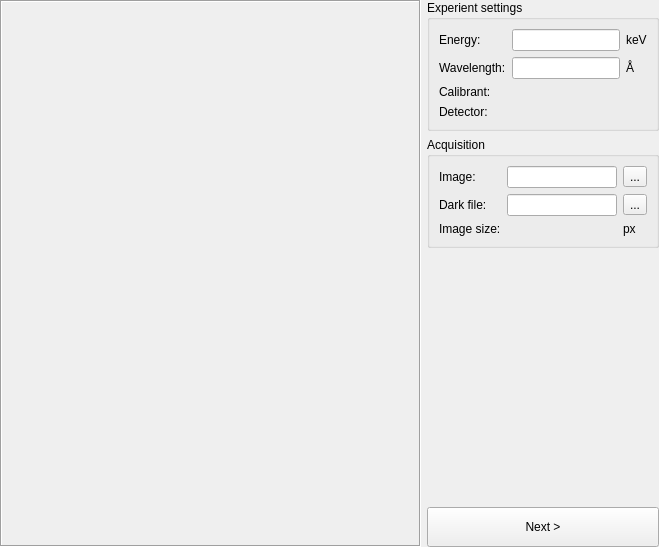
First picture: the form in pyFAI/resources/gui/calibration-experiment.ui, repository silx-kit/pyFAI, before the edit.
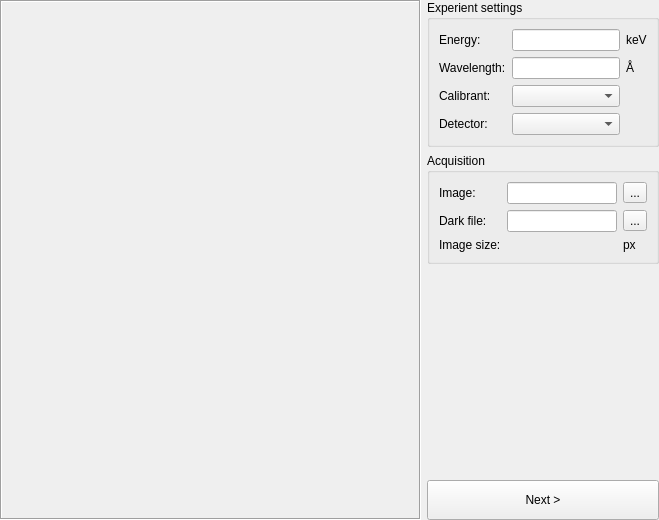
Second picture: the form after the edit. Custom widgets are drawn as their Qt base class.

What changed in the file:
```diff
--- a/pyFAI/resources/gui/calibration-experiment.ui
+++ b/pyFAI/resources/gui/calibration-experiment.ui
@@ -7,7 +7,7 @@
     <x>0</x>
     <y>0</y>
     <width>659</width>
-    <height>547</height>
+    <height>520</height>
    </rect>
   </property>
   <property name="windowTitle">
@@ -77,9 +77,6 @@
            </property>
           </widget>
          </item>
-         <item row="5" column="1" colspan="2">
-          <widget class="CalibrantSelector" name="_calibrant" native="true"/>
-         </item>
          <item row="1" column="3">
           <widget class="QLabel" name="_waveLengthUnit">
            <property name="sizePolicy">
@@ -134,7 +131,10 @@
           </widget>
          </item>
          <item row="6" column="1" colspan="2">
-          <widget class="DetectorSelector" name="_detector" native="true"/>
+          <widget class="DetectorSelector" name="_detector"/>
+         </item>
+         <item row="5" column="1" colspan="2">
+          <widget class="CalibrantSelector" name="_calibrant"/>
          </item>
         </layout>
         <zorder>_distance</zorder>
@@ -259,15 +259,20 @@
   </layout>
  </widget>
  <customwidgets>
+  <customwidget>
+   <class>QuantityEdit</class>
+   <extends>QLineEdit</extends>
+   <header>pyFAI.gui.calibration.QuantityEdit</header>
+  </customwidget>
   <customwidget>
    <class>CalibrantSelector</class>
-   <extends>QWidget</extends>
+   <extends>QComboBox</extends>
    <header>pyFAI.gui.calibration.CalibrantSelector</header>
    <container>1</container>
   </customwidget>
   <customwidget>
    <class>DetectorSelector</class>
-   <extends>QWidget</extends>
+   <extends>QComboBox</extends>
    <header>pyFAI.gui.calibration.DetectorSelector</header>
    <container>1</container>
   </customwidget>
```
Left out of the diff: 24 changed lines with no effect on the pictures.
